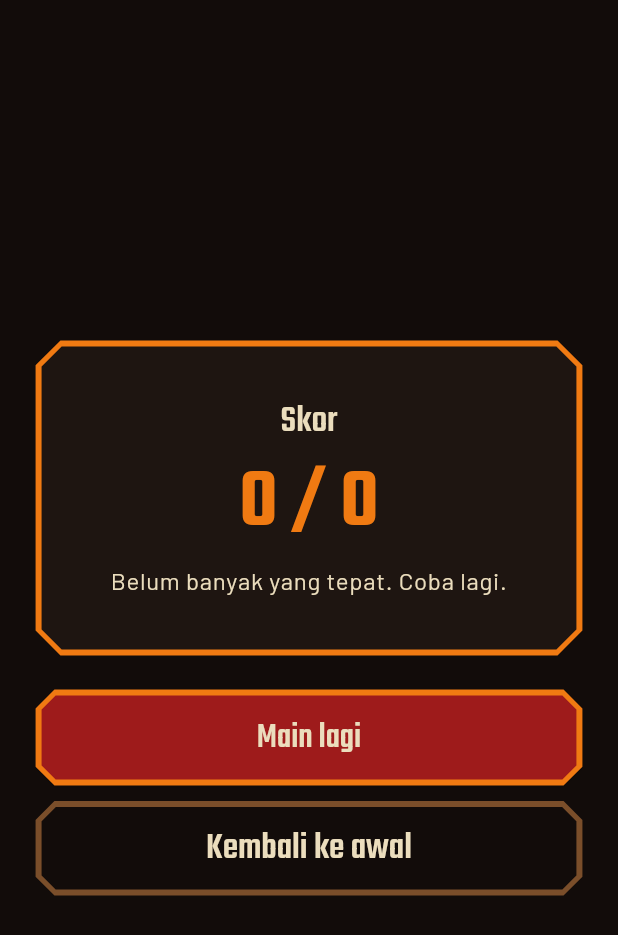
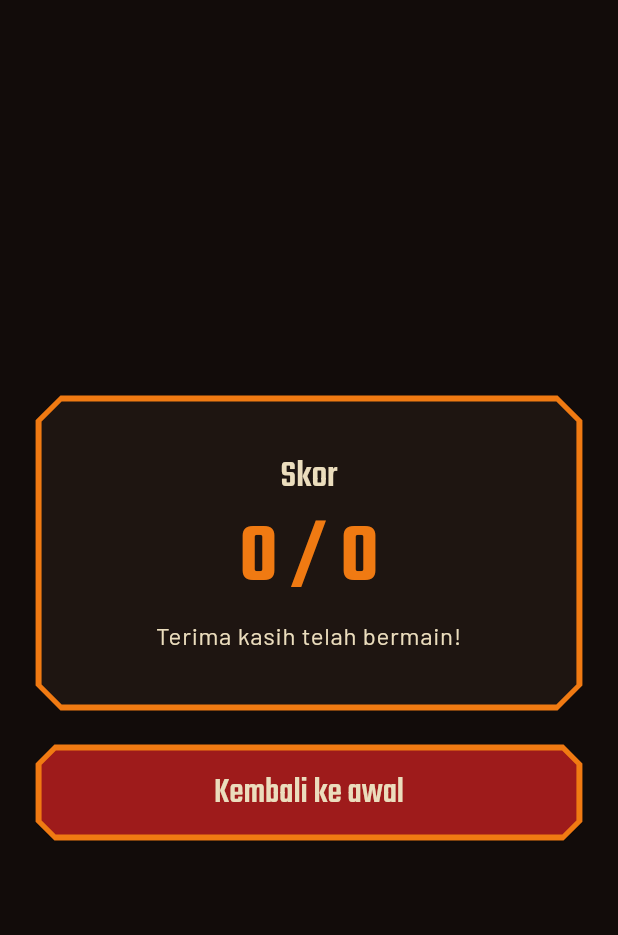
Before and after one commit to NasywaZavira/limbus_quiz_pm5, a Flutter app: the ResultScreen screen opened directly, on a phone screen of 412 x 824 dp. Shown: the top 935 px of the screen. Run offline on Flutter 3.47's test engine with Material 3 defaults, Android fonts, the light colour scheme and no system bars.

Commit message:
Update result_screen.dart

```diff
--- a/lib/screens/result_screen.dart
+++ b/lib/screens/result_screen.dart
@@ -4,26 +4,10 @@ import 'package:provider/provider.dart';
 import '../providers/quiz_provider.dart';
 import '../widgets/limbus_button.dart';
 import '../widgets/limbus_panel.dart';
-import 'quiz_screen.dart';
 
 /// Layar hasil: skor akhir atas nama pemain, pesan singkat, dan pilihan lanjut.
 class ResultScreen extends StatelessWidget {
   const ResultScreen({super.key});
-
-  String _message(int score, int total) {
-    final ratio = total == 0 ? 0.0 : score / total;
-    if (ratio == 1) return 'Sempurna. Semua jawaban tepat.';
-    if (ratio >= 0.7) return 'Bagus. Tinggal sedikit lagi.';
-    if (ratio >= 0.4) return 'Lumayan. Coba lagi untuk skor lebih tinggi.';
-    return 'Belum banyak yang tepat. Coba lagi.';
-  }
-
-  void _playAgain(BuildContext context) {
-    context.read<QuizProvider>().restart();
-    Navigator.of(context).pushReplacement(
-      MaterialPageRoute(builder: (_) => const QuizScreen()),
-    );
-  }
 
   @override
   Widget build(BuildContext context) {
@@ -56,14 +40,16 @@ class ResultScreen extends StatelessWidget {
                         ),
                         child: Column(
                           children: [
-                            Text('Skor ${quiz.playerName}',
-                                textAlign: TextAlign.center,
-                                style: text.titleLarge),
+                            Text(
+                              'Skor ${quiz.playerName}',
+                              textAlign: TextAlign.center,
+                              style: text.titleLarge,
+                            ),
                             SizedBox(height: pad * 0.3),
                             Text('$score / $total', style: text.displayLarge),
                             SizedBox(height: pad * 0.3),
                             Text(
-                              _message(score, total),
+                              'Terima kasih telah bermain!',
                               textAlign: TextAlign.center,
                               style: text.bodyLarge,
                             ),
@@ -73,15 +59,10 @@ class ResultScreen extends StatelessWidget {
                     ),
                     SizedBox(height: pad),
                     LimbusButton(
-                      label: 'Main lagi',
-                      onPressed: () => _playAgain(context),
-                    ),
-                    SizedBox(height: pad * 0.5),
-                    LimbusButton(
                       label: 'Kembali ke awal',
-                      secondary: true,
-                      onPressed: () => Navigator.of(context)
-                          .popUntil((route) => route.isFirst),
+                      onPressed: () =>
+                          Navigator.of(context)
+                              .popUntil((route) => route.isFirst),
                     ),
                   ],
                 ),
```
